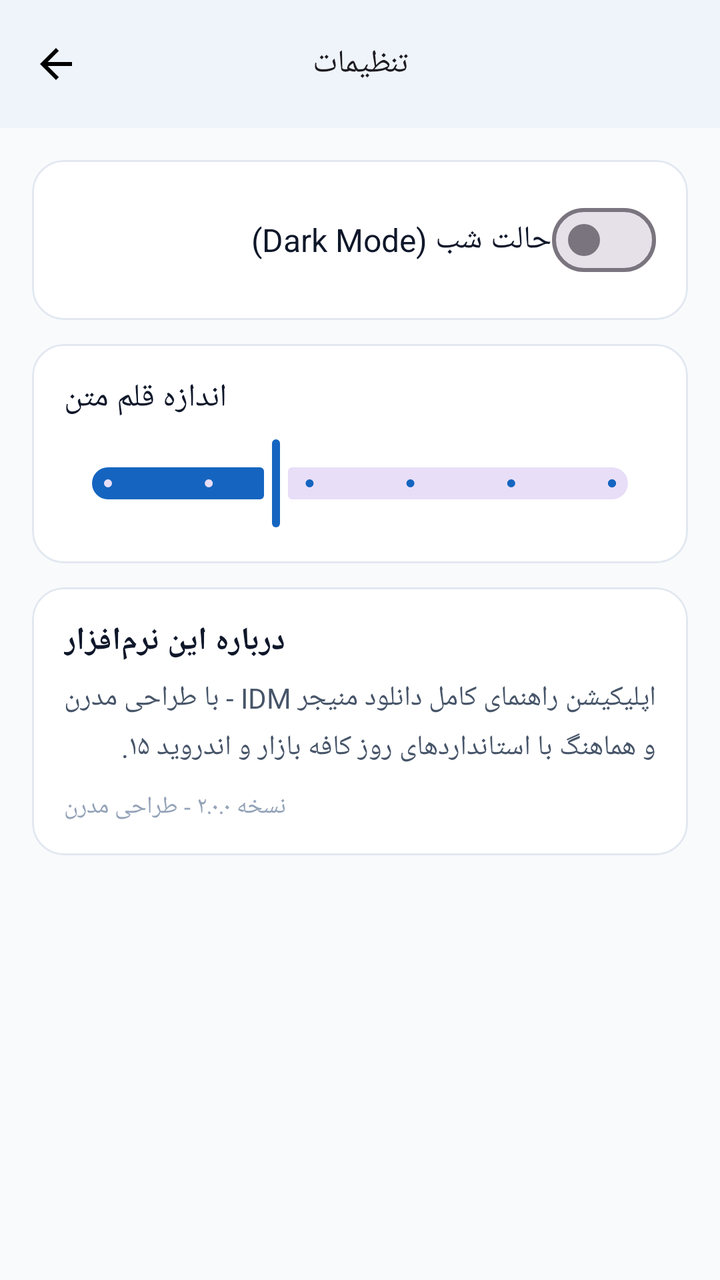
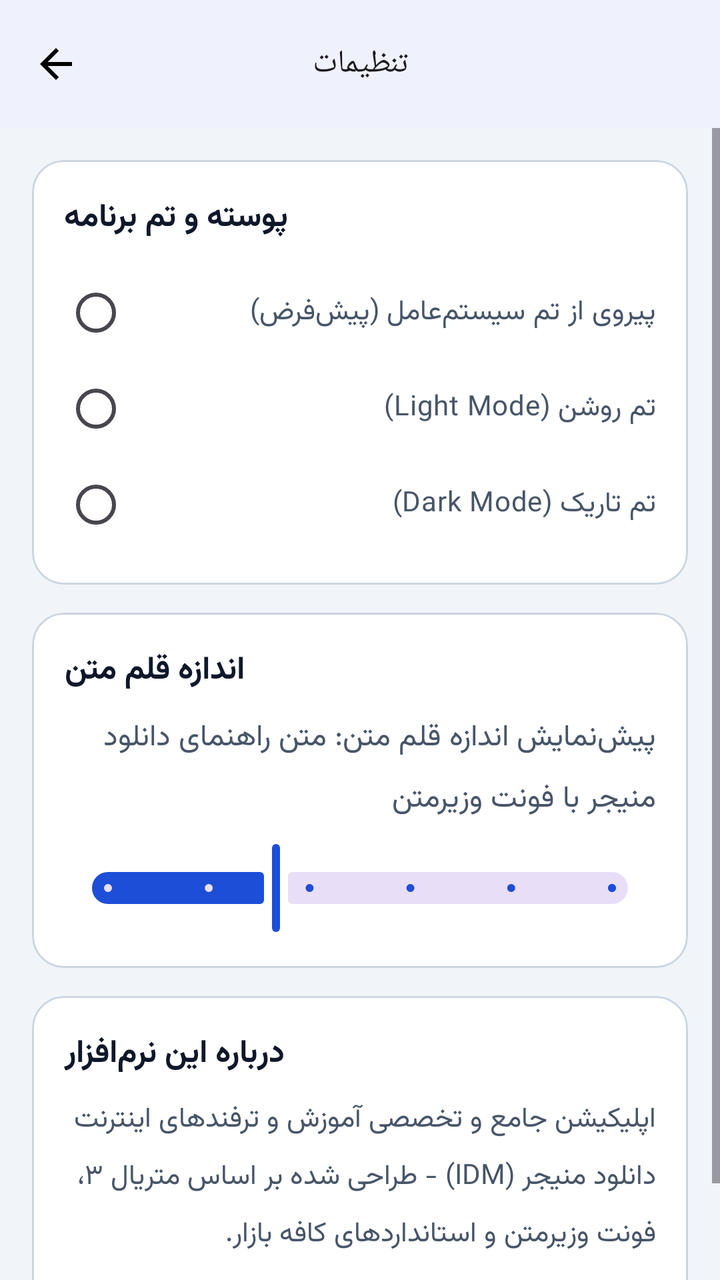

Compare the two renders of this Android layout. The source of the first and the diff that turns it into the second are given below.
<!-- AndroidManifest.xml: application theme Theme.IDMGuide -->
<!-- res/layout/activity_settings.xml -->
<?xml version="1.0" encoding="utf-8"?>
<LinearLayout xmlns:android="http://schemas.android.com/apk/res/android"
    xmlns:app="http://schemas.android.com/apk/res-auto"
    android:layout_width="match_parent"
    android:layout_height="match_parent"
    android:orientation="vertical">

    <com.google.android.material.appbar.MaterialToolbar
        android:id="@+id/topAppBarSettings"
        android:layout_width="match_parent"
        android:layout_height="?attr/actionBarSize"
        android:background="@color/surface"
        android:elevation="2dp"
        app:navigationIcon="@drawable/ic_arrow_back"
        app:title="@string/nav_settings"
        app:titleCentered="true"
        app:titleTextAppearance="@style/TextAppearance.Material3.TitleMedium" />

    <ScrollView
        android:layout_width="match_parent"
        android:layout_height="match_parent">

        <LinearLayout
            android:layout_width="match_parent"
            android:layout_height="wrap_content"
            android:orientation="vertical"
            android:padding="16dp">

            
            <com.google.android.material.card.MaterialCardView
                android:layout_width="match_parent"
                android:layout_height="wrap_content"
                android:layout_marginBottom="12dp"
                app:cardCornerRadius="16dp"
                app:cardElevation="0dp"
                app:strokeColor="@color/card_stroke"
                app:strokeWidth="1dp"
                app:cardBackgroundColor="@color/surface">

                <LinearLayout
                    android:layout_width="match_parent"
                    android:layout_height="wrap_content"
                    android:gravity="center_vertical"
                    android:orientation="horizontal"
                    android:padding="16dp">

                    <TextView
                        android:layout_width="0dp"
                        android:layout_height="wrap_content"
                        android:layout_weight="1"
                        android:text="@string/settings_dark_mode"
                        android:textColor="@color/text_primary"
                        android:textSize="16sp" />

                    <com.google.android.material.materialswitch.MaterialSwitch
                        android:id="@+id/switchDarkMode"
                        android:layout_width="wrap_content"
                        android:layout_height="wrap_content" />
                </LinearLayout>
            </com.google.android.material.card.MaterialCardView>

            
            <com.google.android.material.card.MaterialCardView
                android:layout_width="match_parent"
                android:layout_height="wrap_content"
                android:layout_marginBottom="12dp"
                app:cardCornerRadius="16dp"
                app:cardElevation="0dp"
                app:strokeColor="@color/card_stroke"
                app:strokeWidth="1dp"
                app:cardBackgroundColor="@color/surface">

                <LinearLayout
                    android:layout_width="match_parent"
                    android:layout_height="wrap_content"
                    android:orientation="vertical"
                    android:padding="16dp">

                    <TextView
                        android:layout_width="wrap_content"
                        android:layout_height="wrap_content"
                        android:text="@string/settings_font_size"
                        android:textColor="@color/text_primary"
                        android:textSize="16sp" />

                    <com.google.android.material.slider.Slider
                        android:id="@+id/sliderFontSize"
                        android:layout_width="match_parent"
                        android:layout_height="wrap_content"
                        android:layout_marginTop="8dp"
                        android:valueFrom="0.8"
                        android:valueTo="1.4"
                        android:stepSize="0.1"
                        android:value="1.0" />
                </LinearLayout>
            </com.google.android.material.card.MaterialCardView>

            
            <com.google.android.material.card.MaterialCardView
                android:layout_width="match_parent"
                android:layout_height="wrap_content"
                app:cardCornerRadius="16dp"
                app:cardElevation="0dp"
                app:strokeColor="@color/card_stroke"
                app:strokeWidth="1dp"
                app:cardBackgroundColor="@color/surface">

                <LinearLayout
                    android:layout_width="match_parent"
                    android:layout_height="wrap_content"
                    android:orientation="vertical"
                    android:padding="16dp">

                    <TextView
                        android:layout_width="wrap_content"
                        android:layout_height="wrap_content"
                        android:text="@string/settings_about_app"
                        android:textColor="@color/text_primary"
                        android:textSize="16sp"
                        android:textStyle="bold" />

                    <TextView
                        android:layout_width="wrap_content"
                        android:layout_height="wrap_content"
                        android:layout_marginTop="8dp"
                        android:lineSpacingMultiplier="1.3"
                        android:text="اپلیکیشن راهنمای کامل دانلود منیجر IDM - با طراحی مدرن و هماهنگ با استانداردهای روز کافه بازار و اندروید ۱۵."
                        android:textColor="@color/text_secondary"
                        android:textSize="14sp" />

                    <TextView
                        android:layout_width="wrap_content"
                        android:layout_height="wrap_content"
                        android:layout_marginTop="12dp"
                        android:text="@string/app_version_label"
                        android:textColor="@color/text_hint"
                        android:textSize="12sp" />
                </LinearLayout>
            </com.google.android.material.card.MaterialCardView>

        </LinearLayout>
    </ScrollView>

</LinearLayout>
<!-- resources referenced by this layout -->
<resources>
  <color name="card_stroke">#E2E8F0</color>
  <color name="surface">#FFFFFF</color>
  <color name="text_hint">#94A3B8</color>
  <color name="text_primary">#0F172A</color>
  <color name="text_secondary">#475569</color>
  <!-- drawable ic_arrow_back (drawable) -->
  <vector xmlns:android="http://schemas.android.com/apk/res/android"
      android:width="24dp"
      android:height="24dp"
      android:viewportWidth="24"
      android:viewportHeight="24"
      android:autoMirrored="true">
    <path
        android:fillColor="#FF000000"
        android:pathData="M20,11H7.83l5.59,-5.59L12,4l-8,8 8,8 1.41,-1.41L7.83,13H20v-2z"/>
  </vector>
  <string name="app_version_label">نسخه ۲.۰.۰ - طراحی مدرن</string>
  <string name="nav_settings">تنظیمات</string>
  <string name="settings_about_app">درباره این نرم‌افزار</string>
  <string name="settings_dark_mode">حالت شب (Dark Mode)</string>
  <string name="settings_font_size">اندازه قلم متن</string>
  <style name="Theme.IDMGuide" parent="Theme.Material3.DayNight.NoActionBar">
          <item name="colorPrimary">@color/primary</item>
          <item name="colorOnPrimary">@color/on_primary</item>
          <item name="colorSecondary">@color/secondary</item>
          <item name="colorOnSecondary">@color/on_secondary</item>
          <item name="android:windowBackground">@color/background</item>
          <item name="colorSurface">@color/surface</item>
          <item name="colorOnSurface">@color/text_primary</item>
          <item name="android:statusBarColor">@color/surface</item>
          <item name="android:windowLightStatusBar">true</item>
      </style>
  <color name="primary">#1565C0</color>
  <color name="on_primary">#FFFFFF</color>
  <color name="secondary">#00897B</color>
  <color name="on_secondary">#FFFFFF</color>
  <color name="background">#F8FAFC</color>
</resources>

<!-- the commit's change to res/layout/activity_settings.xml (unified diff, before → after) -->
@@ -3,6 +3,7 @@
     xmlns:app="http://schemas.android.com/apk/res-auto"
     android:layout_width="match_parent"
     android:layout_height="match_parent"
+    android:background="@color/background"
     android:orientation="vertical">
 
     <com.google.android.material.appbar.MaterialToolbar
@@ -30,40 +31,7 @@
             <com.google.android.material.card.MaterialCardView
                 android:layout_width="match_parent"
                 android:layout_height="wrap_content"
-                android:layout_marginBottom="12dp"
-                app:cardCornerRadius="16dp"
-                app:cardElevation="0dp"
-                app:strokeColor="@color/card_stroke"
-                app:strokeWidth="1dp"
-                app:cardBackgroundColor="@color/surface">
-
-                <LinearLayout
-                    android:layout_width="match_parent"
-                    android:layout_height="wrap_content"
-                    android:gravity="center_vertical"
-                    android:orientation="horizontal"
-                    android:padding="16dp">
-
-                    <TextView
-                        android:layout_width="0dp"
-                        android:layout_height="wrap_content"
-                        android:layout_weight="1"
-                        android:text="@string/settings_dark_mode"
-                        android:textColor="@color/text_primary"
-                        android:textSize="16sp" />
-
-                    <com.google.android.material.materialswitch.MaterialSwitch
-                        android:id="@+id/switchDarkMode"
-                        android:layout_width="wrap_content"
-                        android:layout_height="wrap_content" />
-                </LinearLayout>
-            </com.google.android.material.card.MaterialCardView>
-
-            
-            <com.google.android.material.card.MaterialCardView
-                android:layout_width="match_parent"
-                android:layout_height="wrap_content"
-                android:layout_marginBottom="12dp"
+                android:layout_marginBottom="14dp"
                 app:cardCornerRadius="16dp"
                 app:cardElevation="0dp"
                 app:strokeColor="@color/card_stroke"
@@ -79,9 +47,79 @@
                     <TextView
                         android:layout_width="wrap_content"
                         android:layout_height="wrap_content"
+                        android:text="پوسته و تم برنامه"
+                        android:textColor="@color/text_primary"
+                        android:textSize="16sp"
+                        android:textStyle="bold" />
+
+                    <RadioGroup
+                        android:id="@+id/rgTheme"
+                        android:layout_width="match_parent"
+                        android:layout_height="wrap_content"
+                        android:layout_marginTop="10dp">
+
+                        <com.google.android.material.radiobutton.MaterialRadioButton
+                            android:id="@+id/rbThemeSystem"
+                            android:layout_width="match_parent"
+                            android:layout_height="wrap_content"
+                            android:text="پیروی از تم سیستم‌عامل (پیش‌فرض)"
+                            android:textColor="@color/text_secondary"
+                            android:textSize="14sp" />
+
+                        <com.google.android.material.radiobutton.MaterialRadioButton
+                            android:id="@+id/rbThemeLight"
+                            android:layout_width="match_parent"
+                            android:layout_height="wrap_content"
+                            android:text="تم روشن (Light Mode)"
+                            android:textColor="@color/text_secondary"
+                            android:textSize="14sp" />
+
+                        <com.google.android.material.radiobutton.MaterialRadioButton
+                            android:id="@+id/rbThemeDark"
+                            android:layout_width="match_parent"
+                            android:layout_height="wrap_content"
+                            android:text="تم تاریک (Dark Mode)"
+                            android:textColor="@color/text_secondary"
+                            android:textSize="14sp" />
+                    </RadioGroup>
+                </LinearLayout>
+            </com.google.android.material.card.MaterialCardView>
+
+            
+            <com.google.android.material.card.MaterialCardView
+                android:layout_width="match_parent"
+                android:layout_height="wrap_content"
+                android:layout_marginBottom="14dp"
+                app:cardCornerRadius="16dp"
+                app:cardElevation="0dp"
+                app:strokeColor="@color/card_stroke"
+                app:strokeWidth="1dp"
+                app:cardBackgroundColor="@color/surface">
+
+                <LinearLayout
+                    android:layout_width="match_parent"
+                    android:layout_height="wrap_content"
+                    android:orientation="vertical"
+                    android:padding="16dp">
+
+                    <TextView
+                        android:id="@+id/tvFontSizeLabel"
+                        android:layout_width="wrap_content"
+                        android:layout_height="wrap_content"
                         android:text="@string/settings_font_size"
                         android:textColor="@color/text_primary"
-                        android:textSize="16sp" />
+                        android:textSize="16sp"
+                        android:textStyle="bold" />
+
+                    <TextView
+                        android:id="@+id/tvFontPreview"
+                        android:layout_width="match_parent"
+                        android:layout_height="wrap_content"
+                        android:layout_marginTop="8dp"
+                        android:lineSpacingMultiplier="1.3"
+                        android:text="پیش‌نمایش اندازه قلم متن: متن راهنمای دانلود منیجر با فونت وزیرمتن"
+                        android:textColor="@color/text_secondary"
+                        android:textSize="15sp" />
 
                     <com.google.android.material.slider.Slider
                         android:id="@+id/sliderFontSize"
@@ -124,7 +162,7 @@
                         android:layout_height="wrap_content"
                         android:layout_marginTop="8dp"
                         android:lineSpacingMultiplier="1.3"
-                        android:text="اپلیکیشن راهنمای کامل دانلود منیجر IDM - با طراحی مدرن و هماهنگ با استانداردهای روز کافه بازار و اندروید ۱۵."
+                        android:text="اپلیکیشن جامع و تخصصی آموزش و ترفندهای اینترنت دانلود منیجر (IDM) - طراحی شده بر اساس متریال ۳، فونت وزیرمتن و استانداردهای کافه بازار."
                         android:textColor="@color/text_secondary"
                         android:textSize="14sp" />
 
<!-- resource entries referenced after the edit -->
@@ -1,6 +1,7 @@
 <!-- resources referenced by this layout -->
 <resources>
-  <color name="card_stroke">#E2E8F0</color>
+  <color name="background">#F1F5F9</color>
+  <color name="card_stroke">#CBD5E1</color>
   <color name="surface">#FFFFFF</color>
   <color name="text_hint">#94A3B8</color>
   <color name="text_primary">#0F172A</color>
@@ -19,7 +20,6 @@
   <string name="app_version_label">نسخه ۲.۰.۰ - طراحی مدرن</string>
   <string name="nav_settings">تنظیمات</string>
   <string name="settings_about_app">درباره این نرم‌افزار</string>
-  <string name="settings_dark_mode">حالت شب (Dark Mode)</string>
   <string name="settings_font_size">اندازه قلم متن</string>
   <style name="Theme.IDMGuide" parent="Theme.Material3.DayNight.NoActionBar">
           <item name="colorPrimary">@color/primary</item>
@@ -31,11 +31,12 @@
           <item name="colorOnSurface">@color/text_primary</item>
           <item name="android:statusBarColor">@color/surface</item>
           <item name="android:windowLightStatusBar">true</item>
+          <item name="fontFamily">@font/vazirmatn</item>
+          <item name="android:fontFamily">@font/vazirmatn</item>
       </style>
-  <color name="primary">#1565C0</color>
+  <color name="primary">#1D4ED8</color>
   <color name="on_primary">#FFFFFF</color>
-  <color name="secondary">#00897B</color>
+  <color name="secondary">#0D9488</color>
   <color name="on_secondary">#FFFFFF</color>
-  <color name="background">#F8FAFC</color>
 </resources>
 
